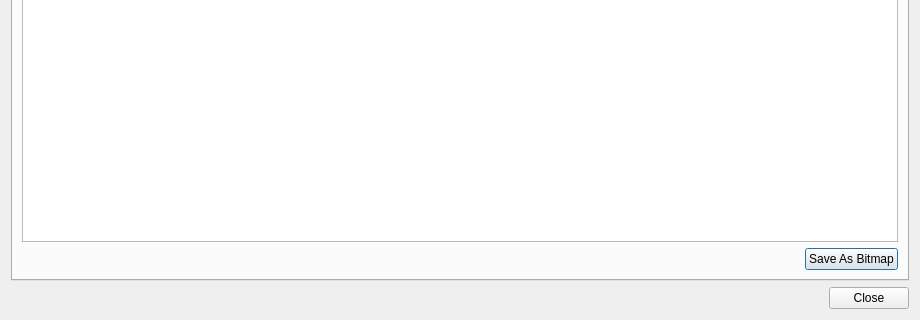
Before: the Qt Designer form yabause/src/port/qt/ui/UIDebugVDP2Viewer.ui in BenjaminSiskoo/Kronos_test, drawn with Qt 5; both pictures show x 0 to 920 and y 400 to 720 of the 920 by 720 pixel window.
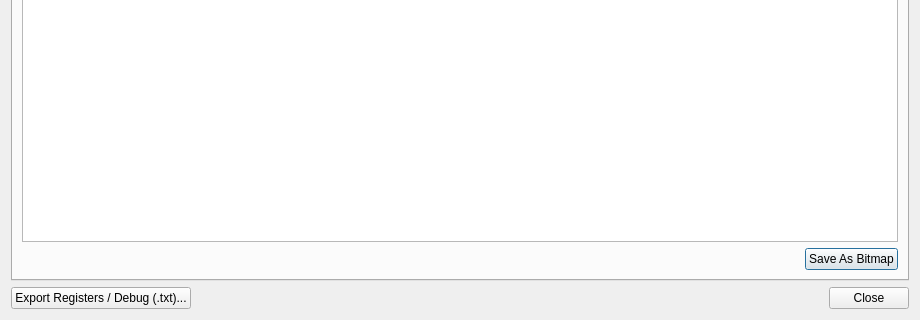
After: the same form once the commit is applied.

Commit message:
add "Export Registers / Debug (.txt)" button
Adds pbExportDebugInfo next to the Close button in the bottom
button row, wired to on_pbExportDebugInfo_clicked().

The edit to the form file:
```diff
--- a/yabause/src/port/qt/ui/UIDebugVDP2Viewer.ui
+++ b/yabause/src/port/qt/ui/UIDebugVDP2Viewer.ui
@@ -110,6 +110,11 @@
     </widget>
    </item>
    <item><layout class="QHBoxLayout" name="hlay_bot">
+    <item><widget class="QPushButton" name="pbExportDebugInfo">
+     <property name="toolTip"><string>Save the Registers tab (raw + decoded) and the Debug tab to a text file</string></property>
+     <property name="text"><string>Export Registers / Debug (.txt)...</string></property>
+    </widget></item>
+    <item><spacer name="hs5"><property name="orientation"><enum>Qt::Horizontal</enum></property><property name="sizeHint" stdset="0"><size><width>40</width><height>20</height></size></property></spacer></item>
     <item><widget class="QDialogButtonBox" name="dbbButtons"><property name="standardButtons"><set>QDialogButtonBox::Close</set></property></widget></item>
    </layout></item>
   </layout>
```
